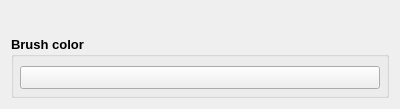
The window that src/airunner/widgets/brush/templates/brush_widget.ui (Capsize-Games/airunner) describes before a commit, drawn with Qt 5.
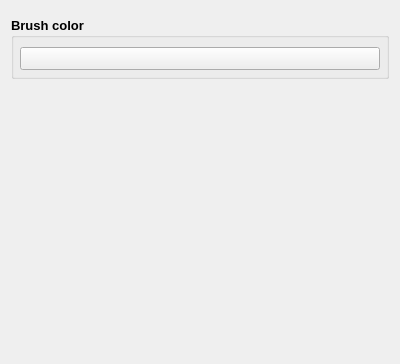
The same window after the commit. Custom widgets are drawn as their Qt base class.

Commit message: brush widget updates

Patch:
```diff
--- a/src/airunner/widgets/brush/templates/brush_widget.ui
+++ b/src/airunner/widgets/brush/templates/brush_widget.ui
@@ -7,7 +7,7 @@
     <x>0</x>
     <y>0</y>
     <width>400</width>
-    <height>109</height>
+    <height>364</height>
    </rect>
   </property>
   <property name="windowTitle">
@@ -109,6 +109,19 @@
      </layout>
     </widget>
    </item>
+   <item row="2" column="0">
+    <spacer name="verticalSpacer">
+     <property name="orientation">
+      <enum>Qt::Vertical</enum>
+     </property>
+     <property name="sizeHint" stdset="0">
+      <size>
+       <width>20</width>
+       <height>40</height>
+      </size>
+     </property>
+    </spacer>
+   </item>
   </layout>
  </widget>
  <customwidgets>
```
The commit also changes 1 other file.
